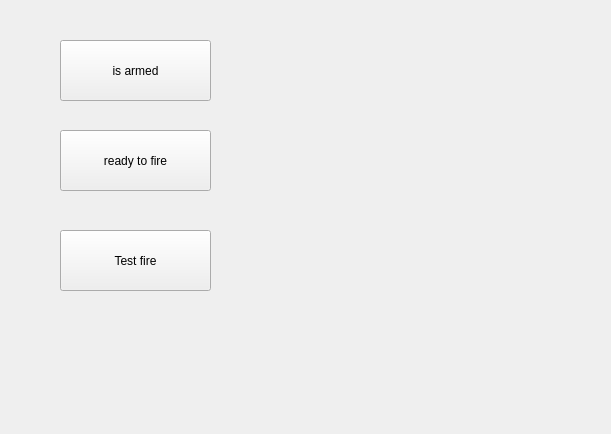
This is applications/mne_scan/plugins/tmsneurofeedback/FormFiles/checkwidget.ui in MagCPP/mne-cpp as Qt 5 draws it before an edit. The edited form follows.
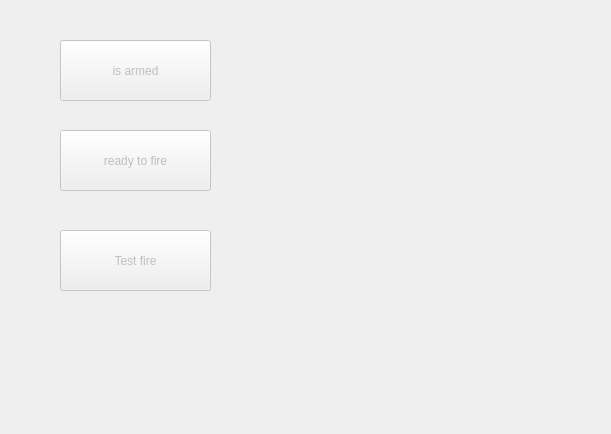
This is the edited form.

```diff
--- a/applications/mne_scan/plugins/tmsneurofeedback/FormFiles/checkwidget.ui
+++ b/applications/mne_scan/plugins/tmsneurofeedback/FormFiles/checkwidget.ui
@@ -14,6 +14,9 @@
    <string>Form</string>
   </property>
   <widget class="QPushButton" name="armedButton">
+   <property name="enabled">
+    <bool>false</bool>
+   </property>
    <property name="geometry">
     <rect>
      <x>60</x>
@@ -27,6 +30,9 @@
    </property>
   </widget>
   <widget class="QPushButton" name="readyfireButton">
+   <property name="enabled">
+    <bool>false</bool>
+   </property>
    <property name="geometry">
     <rect>
      <x>60</x>
@@ -40,6 +46,9 @@
    </property>
   </widget>
   <widget class="QPushButton" name="testButton">
+   <property name="enabled">
+    <bool>false</bool>
+   </property>
    <property name="geometry">
     <rect>
      <x>60</x>
```
